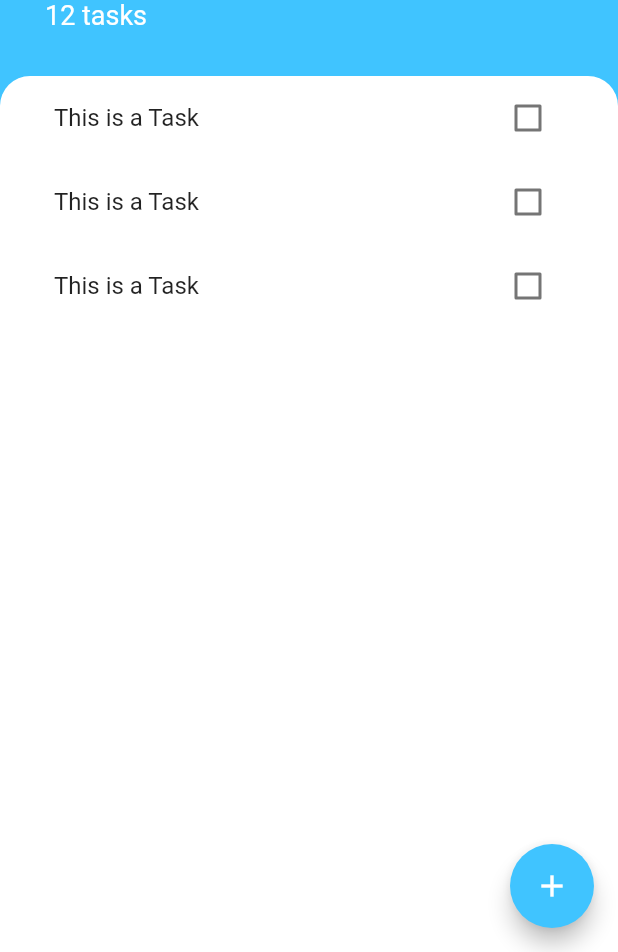
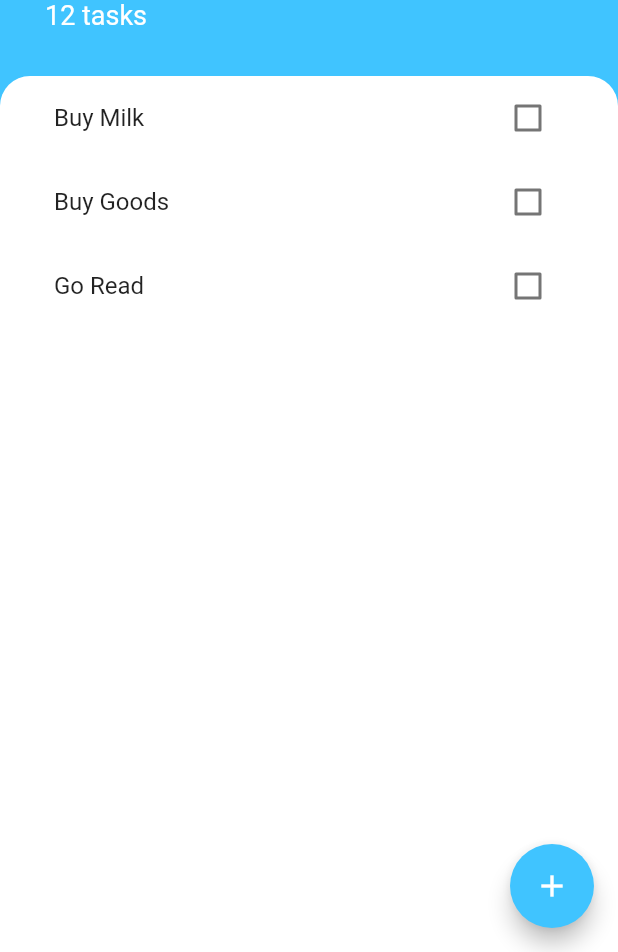
Before and after one commit to beingbivek/Todoey_flutter, a Flutter app: the screen it shows after launch, on a phone screen of 412 x 824 dp, the part 284-1236 px from its top. Run offline on Flutter 3.47's test engine with Material 2 defaults, Android fonts, the phone set to English and light mode, and no system bars.

Commit message:
Added dynamic listview builder and made the checkbox working

```diff
--- a/lib/widgets/task_tile.dart
+++ b/lib/widgets/task_tile.dart
@@ -1,44 +1,28 @@
 import 'package:flutter/material.dart';
 
-class TaskTile extends StatefulWidget {
-  @override
-  _TaskTileState createState() => _TaskTileState();
-}
-
-class _TaskTileState extends State<TaskTile> {
-  bool isChecked = false;
+class TaskTile extends StatelessWidget {
+  final bool isChecked;
+  final String taskTitle;
+  final Function checkboxCallback;
+  TaskTile({
+    this.isChecked,
+    this.taskTitle,
+    this.checkboxCallback,
+  });
 
   @override
   Widget build(BuildContext context) {
     return ListTile(
-      title: Text(
-        'This is a Task',
-        style: TextStyle(
-            decoration:
-                isChecked ? TextDecoration.lineThrough : TextDecoration.none),
-      ),
-      trailing: TextCheckbox(
-        isChecked,
-        (bool checkboxState) {
-          setState(() {
-            isChecked = checkboxState;
-          });
-        },
-      ),
-    );
+        title: Text(
+          taskTitle,
+          style: TextStyle(
+              decoration:
+                  isChecked ? TextDecoration.lineThrough : TextDecoration.none),
+        ),
+        trailing: Checkbox(
+          activeColor: Colors.lightBlueAccent,
+          value: isChecked,
+          onChanged: checkboxCallback,
+        ));
   }
 }
-
-class TextCheckbox extends StatelessWidget {
-  TextCheckbox(this.checkboxState, this.toogleCheckboxState);
-  final bool checkboxState;
-  final Function toogleCheckboxState;
-  @override
-  Widget build(BuildContext context) {
-    return Checkbox(
-      activeColor: Colors.lightBlueAccent,
-      value: checkboxState,
-      onChanged: toogleCheckboxState,
-    );
-  }
-}
--- a/lib/widgets/tasks_list.dart
+++ b/lib/widgets/tasks_list.dart
@@ -8,19 +8,26 @@ class TasksList extends StatefulWidget {
 }
 
 class _TasksListState extends State<TasksList> {
-  List<Task> task = [
+  List<Task> tasks = [
     Task(name: 'Buy Milk'),
-    Task(name: 'Buy goods'),
-    Task(name: 'Go read')
+    Task(name: 'Buy Goods'),
+    Task(name: 'Go Read')
   ];
   @override
   Widget build(BuildContext context) {
-    return ListView(
-      children: [
-        TaskTile(),
-        TaskTile(),
-        TaskTile(),
-      ],
+    return ListView.builder(
+      itemBuilder: (context, index) {
+        return TaskTile(
+          taskTitle: tasks[index].name,
+          isChecked: tasks[index].isDone,
+          checkboxCallback: (checkboxState) {
+            setState(() {
+              tasks[index].toogleDone();
+            });
+          },
+        );
+      },
+      itemCount: tasks.length,
     );
   }
 }
```
